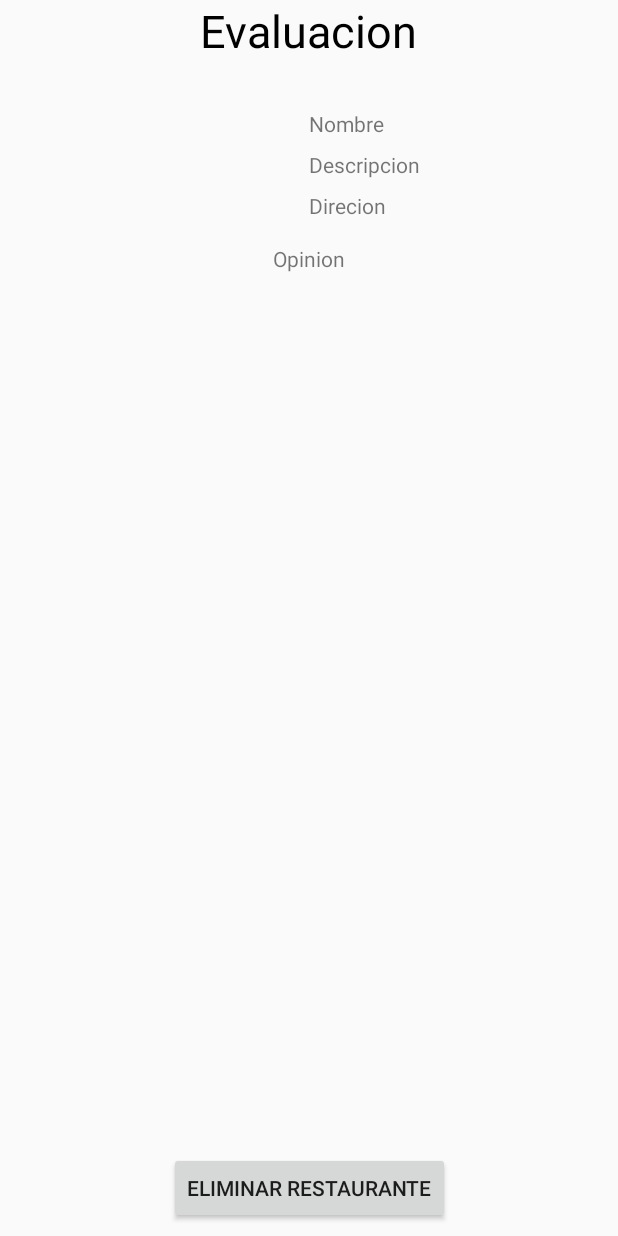
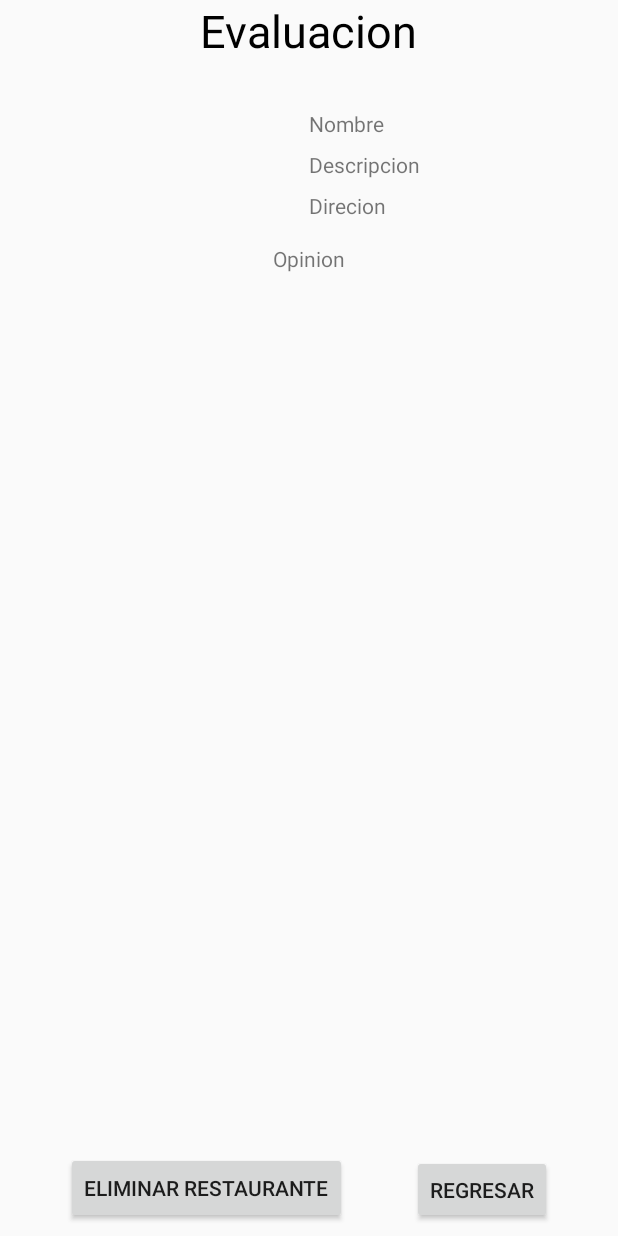
Before and after one commit to 22mike22/ExamenPractico2, an Android app: the detallado screen opened directly, with no data from a screen before it, on a phone screen of 412 x 824 dp. Run offline under Robolectric (Android 15) with nearby library versions, the light colour scheme and no system bars; 6 statements that could not run were skipped.

```diff
--- a/app/src/main/java/com/example/examenpractico2/MainActivity.java
+++ b/app/src/main/java/com/example/examenpractico2/MainActivity.java
@@ -27,7 +27,7 @@ public class MainActivity extends AppCompatActivity {
     }
 
     public void onClickSalir(View v){
-        finish();
+        System.exit(0);
     }
 
     public void inClickMostrar(View v){
--- a/app/src/main/java/com/example/examenpractico2/detallado.java
+++ b/app/src/main/java/com/example/examenpractico2/detallado.java
@@ -23,7 +23,7 @@ import java.util.ArrayList;
 public class detallado extends AppCompatActivity {
     TextView nombre,descripcion,direccion;
     ImageView imagen,opinion;
-    Button eliminar;
+    Button eliminar,regresar;
     Gson gson=new Gson();
     int posicion;
     ArrayList<Restaurantes> lista;
@@ -38,6 +38,7 @@ public class detallado extends AppCompatActivity {
         direccion=findViewById(R.id.textViewDirecion);
 
         eliminar=findViewById(R.id.botonBorrar);
+        regresar=findViewById(R.id.buttonRegresar);
 
         imagen=findViewById(R.id.imageViewImagen);
         opinion=findViewById(R.id.imageViewOpnion);
@@ -51,6 +52,8 @@ public class detallado extends AppCompatActivity {
         nombre.setText(elemento.getNomRest());
         direccion.setText(elemento.getDircyTel());
         descripcion.setText(elemento.getDesc());
+
+
 
         imagen.setImageResource(elemento.getImagen());
         opinion.setImageResource(elemento.getEstrellas());
@@ -81,10 +84,22 @@ public class detallado extends AppCompatActivity {
                        Toast t= Toast.makeText(v.getContext(),"ERROR",Toast.LENGTH_LONG);
                        t.show();
                 }
+                Intent intento=new Intent(v.getContext(),detallado.class);
                 Guardar();
+                startActivity(intento);
+            }
+        });
+
+        regresar.setOnClickListener(new View.OnClickListener() {
+            @Override
+            public void onClick(View v) {
+                Intent intento=new Intent(v.getContext(),ListaDeRestaurantes.class);
+                startActivity(intento);
             }
         });
     }
+
+
 
     private ArrayList<Restaurantes> leerArchivo(String nombre) {
         String archivos[] = fileList();
@@ -128,4 +143,5 @@ public class detallado extends AppCompatActivity {
         }
 
     }
+
 }
--- a/app/src/main/res/layout/activity_detallado.xml
+++ b/app/src/main/res/layout/activity_detallado.xml
@@ -83,6 +83,18 @@
         android:layout_marginBottom="8dp"
         android:text="Eliminar Restaurante"
         app:layout_constraintBottom_toBottomOf="parent"
+        app:layout_constraintEnd_toStartOf="@+id/buttonRegresar"
+        app:layout_constraintHorizontal_bias="0.5"
+        app:layout_constraintStart_toStartOf="parent" />
+
+    <Button
+        android:id="@+id/buttonRegresar"
+        android:layout_width="wrap_content"
+        android:layout_height="46dp"
+        android:layout_marginBottom="8dp"
+        android:text="Regresar"
+        app:layout_constraintBottom_toBottomOf="parent"
         app:layout_constraintEnd_toEndOf="parent"
-        app:layout_constraintStart_toStartOf="parent" />
+        app:layout_constraintHorizontal_bias="0.5"
+        app:layout_constraintStart_toEndOf="@+id/botonBorrar" />
 </androidx.constraintlayout.widget.ConstraintLayout>
```
